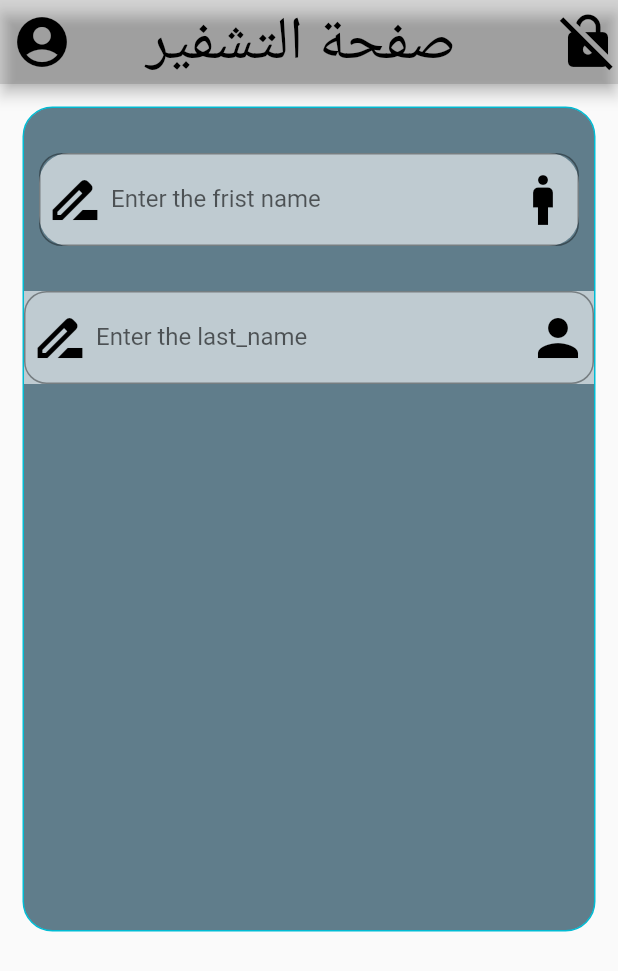
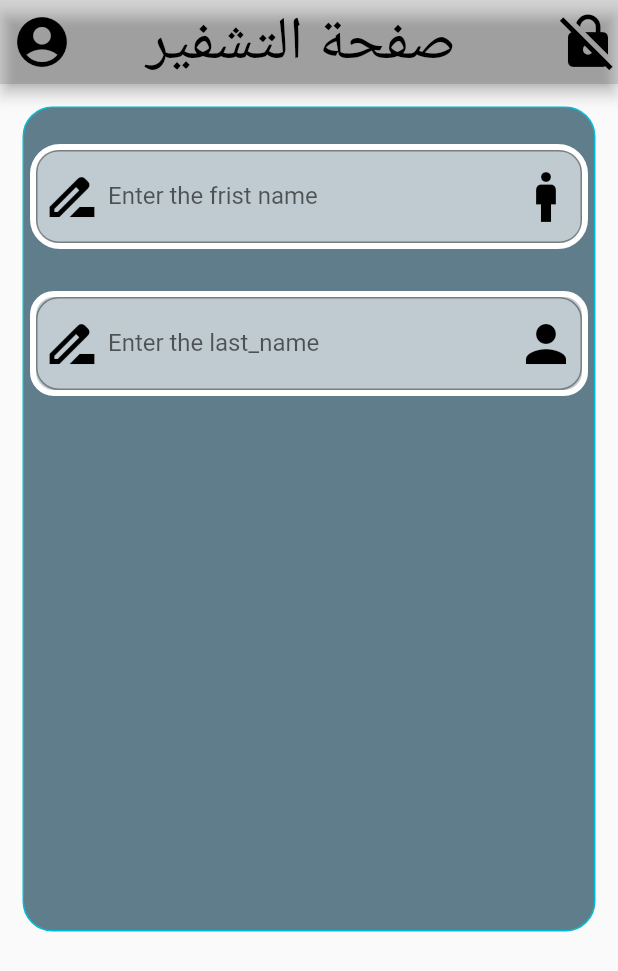
Before and after one commit to salahalddinn/project_flutter, a Flutter app: the screen it shows after launch, on a phone screen of 412 x 824 dp. Shown: the top 971 px of the screen. Run offline on Flutter 3.47's test engine with Material 2 defaults, Android fonts, the phone set to English and light mode, and no system bars.

Commit message:
change  Textformfield 2 container margin  EdgeInsets.all 4

```diff
--- a/lib/main.dart
+++ b/lib/main.dart
@@ -44,10 +44,11 @@ class screan1 extends StatelessWidget {
                 children: [
                   SizedBox(height: 20,),
                   Container(
-                    margin: EdgeInsets.all(10),
+                    margin: EdgeInsets.all(4),
                     decoration: BoxDecoration(
                       color: Colors.white60,
                       borderRadius: BorderRadius.circular(20),
+                      border: Border.all(color: Colors.white,width: 4),
                     ),
                     child: TextFormField(
                       decoration: InputDecoration(
@@ -65,8 +66,13 @@ class screan1 extends StatelessWidget {
                   ),
                   SizedBox(height: 20,),
                Container(
-                 color: Colors.white60,
+              margin: EdgeInsets.all(4),
                  width: double.infinity,
+                 decoration: BoxDecoration(
+                   color: Colors.white60,
+                   borderRadius: BorderRadius.circular(16),
+                   border: Border.all(color: Colors.white,width: 4),
+                 ),
 
                  child: TextFormField(
                    decoration: InputDecoration(
```
